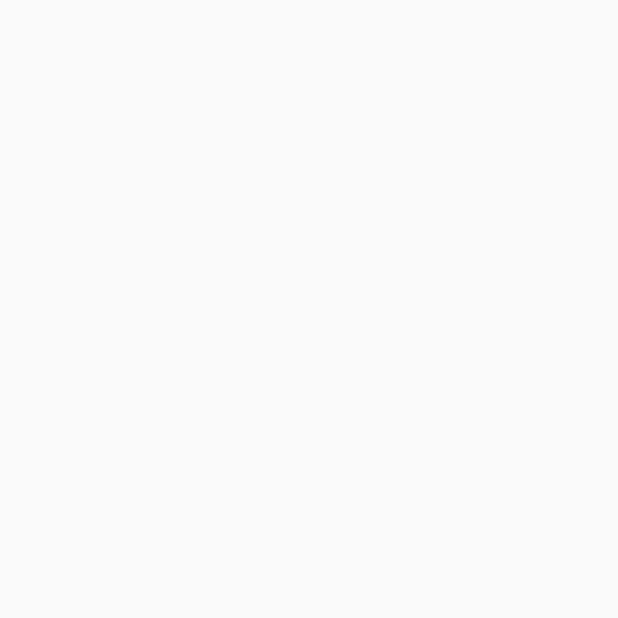
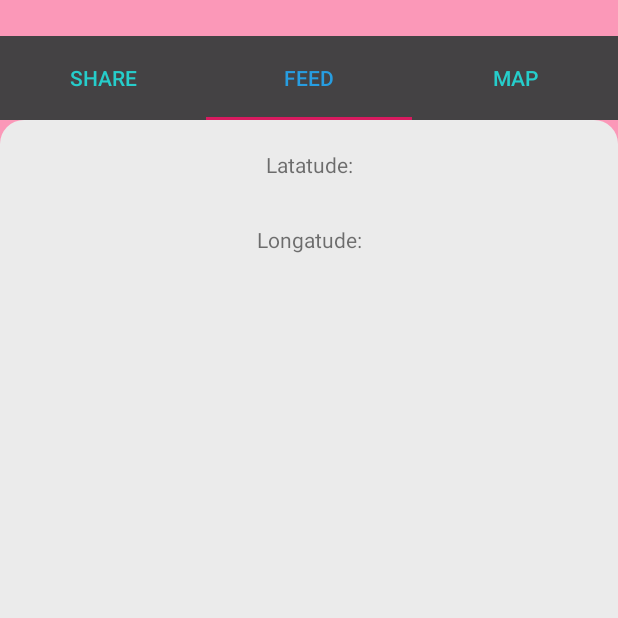
Before and after one commit to CraigMyles/Locateio2, an Android app: the HomeActivity screen opened directly, with no data from a screen before it, on a phone screen of 412 x 824 dp, the top half of it. Before the commit the part shown is empty. Run offline under Robolectric (Android 15) with nearby library versions, the phone set to English and light mode, and no system bars.

Commit message:
Home page now has three tabs with text on them

```diff
--- a/app/build.gradle
+++ b/app/build.gradle
@@ -20,6 +20,10 @@ android {
 
 dependencies {
     implementation fileTree(dir: 'libs', include: ['*.jar'])
+    //noinspection GradleCompatible
+    implementation "com.android.support:design:28.0.0"
+    implementation "com.android.support:appcompat-v7:28.0.0"
+
     implementation 'com.android.support:appcompat-v7:28.0.0'
     implementation 'com.android.support.constraint:constraint-layout:1.1.3'
     implementation 'com.google.android.gms:play-services-maps:16.1.0'
@@ -27,4 +31,6 @@ dependencies {
     androidTestImplementation 'com.android.support.test:runner:1.0.2'
     androidTestImplementation 'com.android.support.test.espresso:espresso-core:3.0.2'
     implementation 'com.android.volley:volley:1.1.1'
+
+
 }
--- a/app/src/main/java/im/craig/locateio/HomeActivity.java
+++ b/app/src/main/java/im/craig/locateio/HomeActivity.java
@@ -1,7 +1,21 @@
 package im.craig.locateio;
 
+import android.Manifest;
+import android.content.Context;
+import android.content.pm.PackageManager;
+import android.location.Location;
+import android.location.LocationListener;
+import android.location.LocationManager;
+import android.support.design.widget.TabLayout;
+import android.support.v4.app.ActivityCompat;
+import android.support.v4.content.ContextCompat;
+import android.support.v4.view.ViewPager;
 import android.support.v7.app.AppCompatActivity;
 import android.os.Bundle;
+import android.view.View;
+import android.widget.TextView;
+
+import im.craig.locateio.adapter.MainPagerAdapter;
 
 public class HomeActivity extends AppCompatActivity {
 
@@ -9,5 +23,112 @@ public class HomeActivity extends AppCompatActivity {
     protected void onCreate(Bundle savedInstanceState) {
         super.onCreate(savedInstanceState);
         setContentView(R.layout.activity_home);
+
+//        TextView tv1 = (TextView) findViewById(R.id.latitudeValue);
+//        TextView tv2 = (TextView) findViewById(R.id.longitudeValue);
+//
+//
+//        LocationManager lm = (LocationManager) getSystemService(Context.LOCATION_SERVICE);
+//        if (ActivityCompat.checkSelfPermission(this, Manifest.permission.ACCESS_FINE_LOCATION) != PackageManager.PERMISSION_GRANTED && ActivityCompat.checkSelfPermission(this, Manifest.permission.ACCESS_COARSE_LOCATION) != PackageManager.PERMISSION_GRANTED) {
+//            // TODO: Consider calling
+//            //    ActivityCompat#requestPermissions
+//            // here to request the missing permissions, and then overriding
+//            //   public void onRequestPermissionsResult(int requestCode, String[] permissions,
+//            //                                          int[] grantResults)
+//            // to handle the case where the user grants the permission. See the documentation
+//            // for ActivityCompat#requestPermissions for more details.
+//            return;
+//        }
+//        Location location = lm.getLastKnownLocation(LocationManager.GPS_PROVIDER);
+//        double longatude = location.getLongitude();
+//        double latitude= location.getLatitude();
+//
+//        final LocationListener locationListener = new LocationListener() {
+//            @Override
+//            public void onLocationChanged(Location location) {
+//
+//            }
+//
+//            @Override
+//            public void onStatusChanged(String provider, int status, Bundle extras) {
+//
+//            }
+//
+//            @Override
+//            public void onProviderEnabled(String provider) {
+//
+//            }
+//
+//            @Override
+//            public void onProviderDisabled(String provider) {
+//
+//            }
+//        };
+
+
+
+
+
+
+
+
+
+
+
+
+
+
+
+
+        final View background = findViewById(R.id.home_background_view);
+        ViewPager viewPager = (ViewPager) findViewById(R.id.home_view_pager);
+        MainPagerAdapter adapter = new MainPagerAdapter(getSupportFragmentManager());
+        viewPager.setAdapter(adapter);
+
+        final int colourGreen = ContextCompat.getColor(this, R.color.Green);
+        final int colourPink = ContextCompat.getColor(this, R.color.Pink);
+        final int colourBlue = ContextCompat.getColor(this, R.color.CafeSeaBlue);
+
+        TabLayout tabLayout = (TabLayout) findViewById(R.id.am_tab_layout);
+        tabLayout.setupWithViewPager(viewPager);
+
+        viewPager.setCurrentItem(1);
+
+
+        viewPager.addOnPageChangeListener(new ViewPager.OnPageChangeListener() {
+            @Override
+            public void onPageScrolled(int position, float positionOffset, int positionOffsetPixels) {
+                //if on middle screen
+                if(position == 0) {
+                    background.setBackgroundColor(colourBlue);
+                    //background.setAlpha(1-positionOffset);
+
+                }
+                //if on 3rd screen
+                else if(position == 1){
+                    background.setBackgroundColor(colourPink);
+                    //background.setAlpha(positionOffset);
+                }
+                else if(position == 2){
+                    background.setBackgroundColor(colourGreen);
+                    //background.setAlpha(1+positionOffset);
+                }
+
+
+            }
+
+            @Override
+            public void onPageSelected(int position) {
+
+            }
+
+            @Override
+            public void onPageScrollStateChanged(int state) {
+
+            }
+        });
+
+
+
     }
 }
--- a/app/src/main/java/im/craig/locateio/MySingleton.java
+++ b/app/src/main/java/im/craig/locateio/MySingleton.java
@@ -5,10 +5,6 @@ import android.content.Context;
 import com.android.volley.Request;
 import com.android.volley.RequestQueue;
 import com.android.volley.toolbox.Volley;
-
-/**
- * Created by Abhi on 20 Jan 2018 020.
- */
 
 public class MySingleton {
     private static MySingleton mInstance;
--- /dev/null
+++ b/app/src/main/java/im/craig/locateio/adapter/MainPagerAdapter.java
@@ -0,0 +1,49 @@
+package im.craig.locateio.adapter;
+
+import android.support.v4.app.Fragment;
+import android.support.v4.app.FragmentManager;
+import android.support.v4.app.FragmentPagerAdapter;
+
+import im.craig.locateio.fragments.CameraFragment;
+import im.craig.locateio.fragments.FeedFragment;
+import im.craig.locateio.fragments.MapFragment;
+
+public class MainPagerAdapter extends FragmentPagerAdapter {
+    public MainPagerAdapter(FragmentManager fm) {
+        super(fm);
+    }
+
+
+
+    @Override
+    public Fragment getItem(int position) {
+        switch(position){
+            case 0:
+                return CameraFragment.create();
+            case 1:
+                return FeedFragment.create();
+            case 2:
+                return MapFragment.create();
+        }
+        return null;
+    }
+
+    @Override
+    public CharSequence getPageTitle(int position){
+        switch (position){
+            case 0:
+                return "Share";
+            case 1:
+                return "Feed";
+            case 2:
+                return "Map";
+        }
+        return super.getPageTitle(position);
+
+    }
+
+    @Override
+    public int getCount() {
+        return 3;
+    }
+}
--- /dev/null
+++ b/app/src/main/java/im/craig/locateio/fragments/BaseFragment.java
@@ -0,0 +1,29 @@
+package im.craig.locateio.fragments;
+
+import android.os.Bundle;
+import android.support.annotation.LayoutRes;
+import android.support.annotation.NonNull;
+import android.support.annotation.Nullable;
+import android.support.v4.app.Fragment;
+import android.view.LayoutInflater;
+import android.view.View;
+import android.view.ViewGroup;
+
+public abstract class BaseFragment extends Fragment {
+
+    private View mRoot;
+
+    @Nullable
+    @Override
+    public View onCreateView(@NonNull LayoutInflater inflater, @Nullable ViewGroup container, @Nullable Bundle savedInstanceState) {
+
+        mRoot = inflater.inflate(getLayoutResId(), container, false);
+        inOnCreateView(mRoot, container, savedInstanceState);
+        return mRoot;
+    }
+
+    @LayoutRes
+    public abstract int getLayoutResId();
+
+    public abstract void inOnCreateView(View root, @LayoutRes ViewGroup container, @Nullable Bundle savedInstanceState);
+}
--- /dev/null
+++ b/app/src/main/java/im/craig/locateio/fragments/CameraFragment.java
@@ -0,0 +1,40 @@
+package im.craig.locateio.fragments;
+
+import android.Manifest;
+import android.content.Context;
+import android.content.pm.PackageManager;
+import android.hardware.Camera;
+import android.location.Location;
+import android.location.LocationListener;
+import android.location.LocationManager;
+import android.os.Bundle;
+import android.support.annotation.NonNull;
+import android.support.annotation.Nullable;
+import android.support.v4.app.ActivityCompat;
+import android.support.v4.app.Fragment;
+import android.view.Surface;
+import android.view.SurfaceHolder;
+import android.view.SurfaceView;
+import android.view.View;
+import android.view.ViewGroup;
+
+import java.io.IOException;
+
+import im.craig.locateio.R;
+
+
+public class CameraFragment extends BaseFragment {
+
+    public static CameraFragment create(){
+        return new CameraFragment();
+    }
+    @Override
+    public int getLayoutResId() {
+        return R.layout.fragment_camera;
+    }
+
+    @Override
+    public void inOnCreateView(View root, ViewGroup container, @Nullable Bundle savedInstanceState) {
+
+    }
+}
--- /dev/null
+++ b/app/src/main/java/im/craig/locateio/fragments/FeedFragment.java
@@ -0,0 +1,26 @@
+package im.craig.locateio.fragments;
+
+import android.os.Bundle;
+import android.support.annotation.Nullable;
+import android.support.v4.app.Fragment;
+import android.view.View;
+import android.view.ViewGroup;
+
+import im.craig.locateio.R;
+
+public class FeedFragment extends BaseFragment {
+
+    public static FeedFragment create(){
+        return new FeedFragment();
+    }
+    @Override
+    public int getLayoutResId() {
+        return R.layout.fragment_feed;
+
+    }
+
+    @Override
+    public void inOnCreateView(View root, ViewGroup container, @Nullable Bundle savedInstanceState) {
+
+    }
+}
--- /dev/null
+++ b/app/src/main/java/im/craig/locateio/fragments/MapFragment.java
@@ -0,0 +1,24 @@
+package im.craig.locateio.fragments;
+
+import android.os.Bundle;
+import android.support.annotation.Nullable;
+import android.view.View;
+import android.view.ViewGroup;
+
+import im.craig.locateio.R;
+
+public class MapFragment extends BaseFragment {
+
+    public static MapFragment create(){
+        return new MapFragment();
+    }
+    @Override
+    public int getLayoutResId() {
+        return R.layout.fragment_map;
+    }
+
+    @Override
+    public void inOnCreateView(View root, ViewGroup container, @Nullable Bundle savedInstanceState) {
+
+    }
+}
--- /dev/null
+++ b/app/src/main/res/drawable/card_background.xml
@@ -0,0 +1,10 @@
+<?xml version="1.0" encoding="utf-8"?>
+<shape android:shape="rectangle"
+    xmlns:android="http://schemas.android.com/apk/res/android">
+    <solid android:color="@color/White"/>
+    <corners android:topLeftRadius="16dp"
+        android:topRightRadius="16dp"
+        android:bottomLeftRadius="0dp"
+        android:bottomRightRadius="0dp"/>
+
+</shape>
--- a/app/src/main/res/layout/activity_home.xml
+++ b/app/src/main/res/layout/activity_home.xml
@@ -1,9 +1,31 @@
 <?xml version="1.0" encoding="utf-8"?>
-<android.support.constraint.ConstraintLayout xmlns:android="http://schemas.android.com/apk/res/android"
+<RelativeLayout xmlns:android="http://schemas.android.com/apk/res/android"
     xmlns:app="http://schemas.android.com/apk/res-auto"
     xmlns:tools="http://schemas.android.com/tools"
     android:layout_width="match_parent"
     android:layout_height="match_parent"
-    tools:context=".HomeActivity">
+    tools:context=".HomeActivity"
+    android:background="@color/Black">
 
-</android.support.constraint.ConstraintLayout>
+    <View
+        android:id="@+id/home_background_view"
+        android:layout_width="match_parent"
+        android:layout_height="match_parent"
+        android:background="@color/Red"/>
+
+    <android.support.v4.view.ViewPager
+        android:id="@+id/home_view_pager"
+        android:layout_width="match_parent"
+        android:layout_height="match_parent"/>
+
+    <android.support.design.widget.TabLayout
+        android:id="@+id/am_tab_layout"
+        android:layout_marginTop="24dp"
+        android:layout_width="match_parent"
+        android:layout_height="@dimen/abc_action_bar_default_height_material"
+        android:background="@color/Grey"
+        app:tabTextColor="@color/CafeSkyBlue"
+        app:tabSelectedTextColor="@color/CafeSeaBlue"
+
+        />
+</RelativeLayout>
--- /dev/null
+++ b/app/src/main/res/layout/fragment_feed.xml
@@ -0,0 +1,36 @@
+<?xml version="1.0" encoding="utf-8"?>
+<FrameLayout xmlns:android="http://schemas.android.com/apk/res/android"
+    tools:background="@color/Pink"
+    android:layout_height="match_parent"
+    android:layout_width="match_parent"
+    xmlns:tools="http://schemas.android.com/tools">
+
+    <View
+        android:layout_width="match_parent"
+        android:layout_height="match_parent"
+        android:layout_marginTop="80dp"
+        android:background="@drawable/card_background"></View>
+
+    <android.support.v7.widget.AppCompatTextView
+        android:id="@+id/latText1"
+        android:layout_width="match_parent"
+        android:layout_height="32dp"
+        android:layout_below="@+id/longText"
+        android:layout_marginTop="100dp"
+        android:layout_marginBottom="50dp"
+        android:background="@color/White"
+        android:text="Latatude:"
+        android:textAlignment="center"/>
+
+
+    <android.support.v7.widget.AppCompatTextView
+        android:id="@+id/longText"
+        android:layout_width="match_parent"
+        android:layout_height="32dp"
+        android:background="@color/White"
+        android:text="Longatude:"
+        android:layout_marginTop="150dp"
+        android:textAlignment="center"/>
+
+
+</FrameLayout>
--- a/app/src/main/res/values/colors.xml
+++ b/app/src/main/res/values/colors.xml
@@ -3,4 +3,29 @@
     <color name="colorPrimary">#357EC7</color>
     <color name="colorPrimaryDark">#00574B</color>
     <color name="colorAccent">#D81B60</color>
+
+    <color name="Black">#0F0F0F</color>
+    <color name="White">#EBEBEB</color>
+    <color name="TrueWhite">#FFFFFF</color>
+    <color name="Grey">#444244</color>
+    <color name="Red">#CE143F</color>
+    <color name="Pink">#FB98B8</color>
+    <color name="Green">#95E637</color>
+
+
+
+    <color name="CafeDeepBlue">#24345A</color>
+    <color name="CafeSeaBlue">#279DE1</color>
+    <color name="CafeSkyBlue">#26CDCB</color>
+    <color name="CafeCloudBlue">#E7F6F6</color>
+
+
+
+
+
+
+
+
+
+
 </resources>
--- a/app/src/main/res/values/styles.xml
+++ b/app/src/main/res/values/styles.xml
@@ -8,4 +8,9 @@
         <item name="colorAccent">@color/colorAccent</item>
     </style>
 
+    <style name="FullScreenTheme" parent="AppTheme">
+        <item name="android:windowTranslucentNavigation">true</item>
+        <item name="android:windowTranslucentStatus">true</item>
+    </style>
+
 </resources>
```
Also changed, not shown: app/src/main/AndroidManifest.xml (+15 -2 lines), app/src/main/java/im/craig/locateio/Dashboard.java (+10 -0 lines), app/src/main/res/layout/activity_dashboard.xml (+11 -0 lines), app/src/main/res/layout/fragment_camera.xml (added, +82 -0 lines), app/src/main/res/layout/fragment_map.xml (added, +38 -0 lines).
